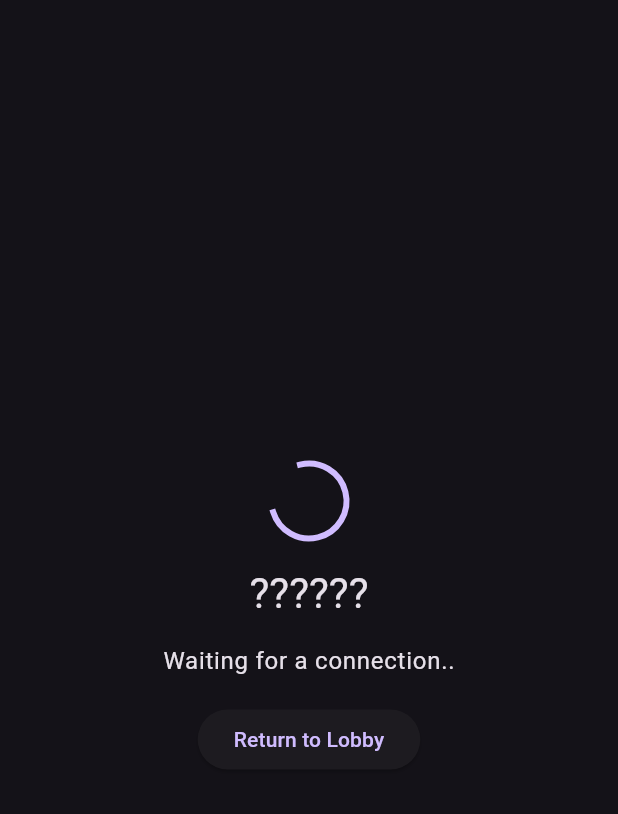
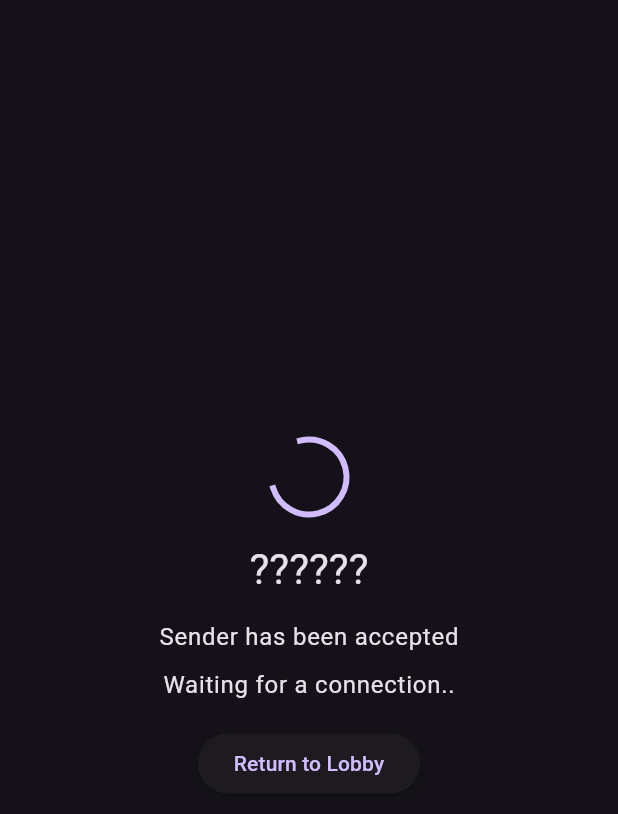
Before and after one commit to Unbreathable/webplay, a Flutter app: the ReceiverCodePage screen opened directly with empty values, on a phone screen of 412 x 824 dp. Shown: the top 814 px of the screen. Run offline on Flutter 3.47's test engine with Material 3 defaults, Android fonts, the phone set to English and light mode, and no system bars; drawn by our look-alikes of flutter_animate; our stand-ins replace dio, signals; missing offline and left inert: flutter_webrtc.

Commit message:
A few handy additions

```diff
--- a/client/lib/receiver/receiver_code_page.dart
+++ b/client/lib/receiver/receiver_code_page.dart
@@ -19,6 +19,7 @@ class ReceiverCodePage extends StatefulWidget {
 
 class _ReceiverCodePageState extends State<ReceiverCodePage> with SignalsMixin {
   final showLoading = signal(false);
+  final accepted = signal(false);
   final name = signal<String?>(null);
   final code = signal<String?>(null);
   bool success = false;
@@ -70,6 +71,7 @@ class _ReceiverCodePageState extends State<ReceiverCodePage> with SignalsMixin {
           showLoading.value = false;
           name.value = json["name"];
           code.value = json["code"];
+          accepted.value = json["accepted"];
         });
       } else {
         sendLog("waiting..");
@@ -136,7 +138,23 @@ class _ReceiverCodePageState extends State<ReceiverCodePage> with SignalsMixin {
               ),
             ),
             Watch(
-              (context) => Text(name.value ?? "Waiting for a connection..", style: Theme.of(context).textTheme.bodyLarge!.copyWith()),
+              (context) => Animate(
+                effects: [
+                  ExpandEffect(
+                    curve: Curves.ease,
+                    alignment: Alignment.center,
+                    axis: Axis.vertical,
+                  ),
+                ],
+                target: accepted.value ? 1 : 0,
+                child: Padding(
+                  padding: const EdgeInsets.only(bottom: defaultSpacing),
+                  child: Text("Sender has been accepted", style: Theme.of(context).textTheme.bodyLarge),
+                ),
+              ),
+            ),
+            Watch(
+              (context) => Text(name.value ?? "Waiting for a connection..", style: Theme.of(context).textTheme.bodyLarge!),
             ),
             verticalSpacing(sectionSpacing),
             ElevatedButton(
--- a/client/lib/receiver/receiver_stream_page.dart
+++ b/client/lib/receiver/receiver_stream_page.dart
@@ -130,6 +130,7 @@ class _ReceiverStreamPageState extends State<ReceiverStreamPage> with SignalsMix
                 child: Padding(
                   padding: const EdgeInsets.all(defaultSpacing),
                   child: Row(
+                    mainAxisSize: MainAxisSize.min,
                     children: [
                       ElevatedButton(
                         onPressed: () => popAllAndPush(context, MaterialPageRoute(builder: (context) => LobbyPage())),
```
Also changed, not shown: 1 other file.
